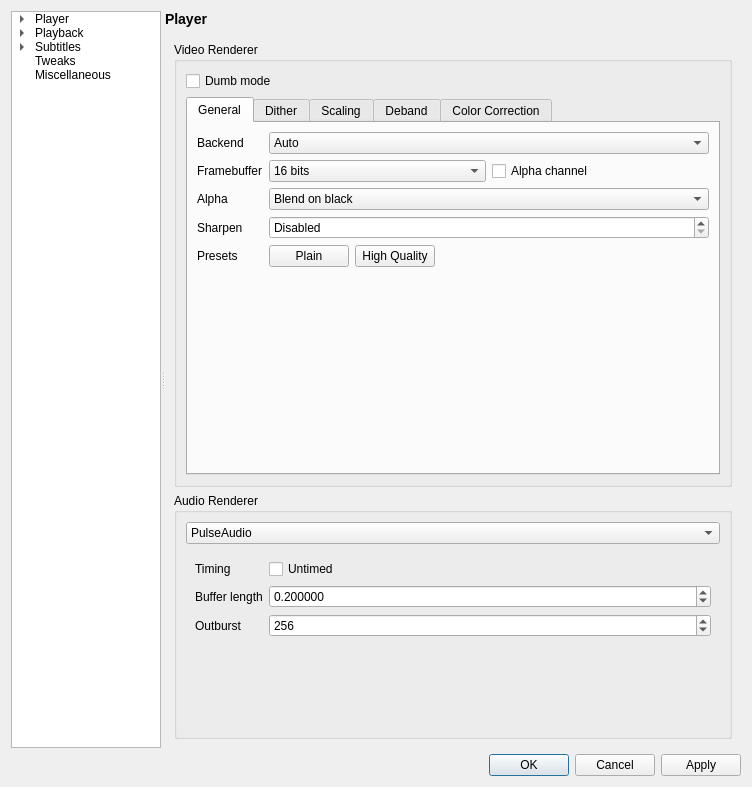
mpc-qt/mpc-qt, file settingswindow.ui: the form before one commit.
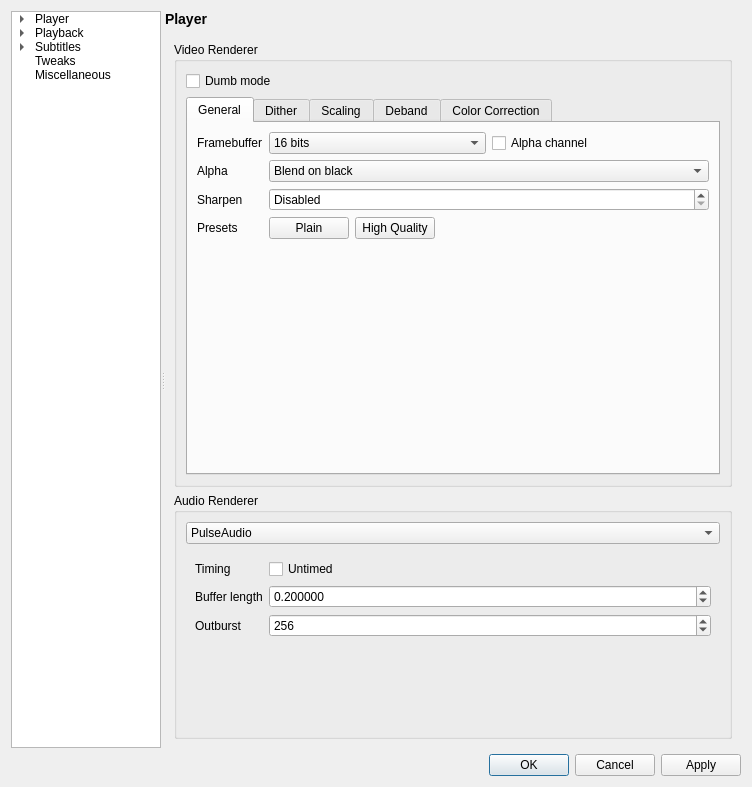
The form after the commit. The open tabs and pages were chosen to show the change. Icons and pictures are not drawn.

Commit message:
settingswindow: remove vo backend option
Unused by the opengl-cb backend.

Patch:
```diff
--- a/settingswindow.ui
+++ b/settingswindow.ui
@@ -791,44 +791,13 @@
                    <enum>QFormLayout::AllNonFixedFieldsGrow</enum>
                   </property>
                   <item row="0" column="0">
-                   <widget class="QLabel" name="label_73">
-                    <property name="text">
-                     <string>Backend</string>
-                    </property>
-                   </widget>
-                  </item>
-                  <item row="0" column="1">
-                   <widget class="QComboBox" name="videoBackend">
-                    <item>
-                     <property name="text">
-                      <string>Auto</string>
-                     </property>
-                    </item>
-                    <item>
-                     <property name="text">
-                      <string>X11/GLX</string>
-                     </property>
-                    </item>
-                    <item>
-                     <property name="text">
-                      <string>wayland</string>
-                     </property>
-                    </item>
-                    <item>
-                     <property name="text">
-                      <string>X11/EGL</string>
-                     </property>
-                    </item>
-                   </widget>
-                  </item>
-                  <item row="1" column="0">
                    <widget class="QLabel" name="label_74">
                     <property name="text">
                      <string>Framebuffer</string>
                     </property>
                    </widget>
                   </item>
-                  <item row="1" column="1">
+                  <item row="0" column="1">
                    <layout class="QHBoxLayout" name="horizontalLayout_29">
                     <item>
                      <widget class="QComboBox" name="videoFramebuffer">
@@ -876,14 +845,14 @@
                     </item>
                    </layout>
                   </item>
-                  <item row="2" column="0">
+                  <item row="1" column="0">
                    <widget class="QLabel" name="label_75">
                     <property name="text">
                      <string>Alpha</string>
                     </property>
                    </widget>
                   </item>
-                  <item row="2" column="1">
+                  <item row="1" column="1">
                    <widget class="QComboBox" name="videoAlphaMode">
                     <item>
                      <property name="text">
@@ -902,14 +871,14 @@
                     </item>
                    </widget>
                   </item>
-                  <item row="3" column="0">
+                  <item row="2" column="0">
                    <widget class="QLabel" name="label_144">
                     <property name="text">
                      <string>Sharpen</string>
                     </property>
                    </widget>
                   </item>
-                  <item row="3" column="1">
+                  <item row="2" column="1">
                    <widget class="QDoubleSpinBox" name="videoSharpen">
                     <property name="specialValueText">
                      <string>Disabled</string>
@@ -922,14 +891,14 @@
                     </property>
                    </widget>
                   </item>
-                  <item row="4" column="0">
+                  <item row="3" column="0">
                    <widget class="QLabel" name="label_141">
                     <property name="text">
                      <string>Presets</string>
                     </property>
                    </widget>
                   </item>
-                  <item row="4" column="1">
+                  <item row="3" column="1">
                    <layout class="QHBoxLayout" name="horizontalLayout_58">
                     <item>
                      <widget class="QPushButton" name="videoPresetPlain">
```
Left out of the diff: 2 changed lines with no effect on the pictures. The commit also changes 2 other files.
